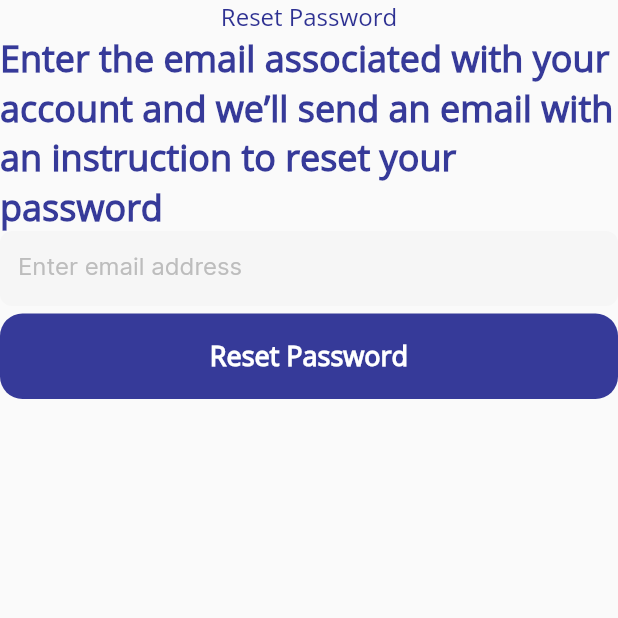
After one commit to zuri-training/starthub_mobile_pjt_02, a Flutter app: the ForgetPassword screen opened directly, on a phone screen of 412 x 824 dp, the top half of it. The commit adds this screen. Run offline on Flutter 3.47's test engine with Material 2 defaults, Android fonts, the phone set to English and light mode, and no system bars; our stand-ins replace font_awesome_flutter, google_fonts; network calls fail.

Commit message:
refactored screens

```diff
--- a/lib/constants.dart
+++ b/lib/constants.dart
@@ -49,9 +49,22 @@ const kPasswordRevealStyle = TextStyle(
   fontSize: 16,
   fontFamily: 'Inter',
   fontWeight: FontWeight.w500,
+);
+
+final kForgetPasswordHeaderStyle = TextStyle(
+  fontSize: 16,
+  fontFamily: 'OpenSans',
+  fontWeight: FontWeight.w400,
+  color: Color(0xFFF2E3192)
+  );
+
+
+final kForgetPasswordTextStyle = TextStyle(
+  fontSize: 24,
+  fontFamily: 'OpenSans',
+  fontWeight: FontWeight.w700,
   color: kPrimaryColor,
 );
-
 
 
 final kDefualtShadow = BoxShadow(
--- a/lib/main.dart
+++ b/lib/main.dart
@@ -4,7 +4,7 @@ import 'package:flutter/services.dart';
 import 'package:provider/provider.dart';
 import 'package:starthub_mobile_pjt/providers/user.dart';
 import 'package:starthub_mobile_pjt/screen/project-detail.dart';
-// import 'package:starthub_mobile_pjt/authentication/sign_up.dart';
+// import 'package:starthub_mobile_pjt/authentication/signup_screen.dart';
 // import 'package:starthub_mobile_pjt/screen/signup_screen.dart';
 import 'package:starthub_mobile_pjt/screen/project_screen.dart';
 
--- /dev/null
+++ b/lib/screen/forgetpassword_screen.dart
@@ -0,0 +1,22 @@
+import 'package:flutter/material.dart';
+import 'package:starthub_mobile_pjt/widget/presets.dart';
+
+import '../constants.dart';
+
+class ForgetPassword extends StatefulWidget {
+  @override
+  _ForgetPasswordState createState() => _ForgetPasswordState();
+}
+
+class _ForgetPasswordState extends State<ForgetPassword> {
+  @override
+  Widget build(BuildContext context) {
+    return Scaffold(body: Column(children: [
+      Text('Reset Password', style:  kForgetPasswordHeaderStyle,),
+      Text('Enter the email associated with your account and we’ll send an email with an instruction to reset your password', style: kForgetPasswordTextStyle),
+      NewTextField(hintText: 'Enter email address'),
+      NewButton(buttonText: 'Reset Password'),
+
+    ]));
+  }
+}
--- a/lib/authentication/login_screen.dart
+++ b/lib/screen/login_screen.dart
@@ -2,8 +2,8 @@ import 'package:flutter/material.dart';
 import 'package:font_awesome_flutter/font_awesome_flutter.dart';
 
 import '../constants.dart';
-import '../presets.dart';
-import 'sign_up.dart';
+import '../widget/presets.dart';
+import 'signup_screen.dart';
 
 class LogIn extends StatefulWidget {
   @override
--- a/lib/screen/project_screen.dart
+++ b/lib/screen/project_screen.dart
@@ -1,6 +1,6 @@
 import 'package:flutter/material.dart';
 import 'package:google_fonts/google_fonts.dart';
-import 'package:starthub_mobile_pjt/authentication/sign_up.dart';
+import 'package:starthub_mobile_pjt/screen/signup_screen.dart';
 import 'package:starthub_mobile_pjt/widget/project_grid.dart';
 
 import '../constants.dart';
--- a/lib/authentication/sign_up.dart
+++ b/lib/screen/signup_screen.dart
@@ -2,7 +2,7 @@ import 'package:flutter/material.dart';
 import 'package:font_awesome_flutter/font_awesome_flutter.dart';
 
 import '../constants.dart';
-import '../presets.dart';
+import '../widget/presets.dart';
 import 'login_screen.dart';
 
 class SignUp extends StatefulWidget {
--- a/lib/presets.dart
+++ b/lib/widget/presets.dart
@@ -1,5 +1,5 @@
 import 'package:flutter/material.dart';
-import 'constants.dart';
+import '../constants.dart';
 
 
 //Headers for login and sign up page
```
